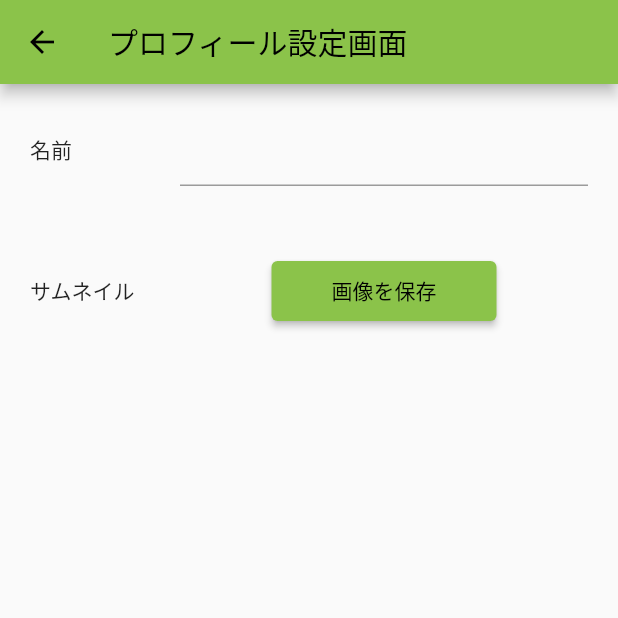
After one commit to takumi-nakagawa-1016/chat_app, a Flutter app: the screen it shows after launch, after a tap on the "settings" icon, on a phone screen of 412 x 824 dp, the top half of it. The commit adds this screen. Run offline on Flutter 3.47's test engine with Material 2 defaults, Android fonts, the phone set to English and light mode, and no system bars; our stand-ins replace firebase_core; accounts and stored records are empty; network calls fail.

Commit message:
ユーザー設定画面とfirebase導入

```diff
--- a/lib/main.dart
+++ b/lib/main.dart
@@ -1,4 +1,5 @@
 import 'package:chat_app/page/chat.dart';
+import 'package:chat_app/page/setting_profile_page.dart';
 import 'package:chat_app/page/top_page.dart';
 import 'package:flutter/material.dart';
 
@@ -15,7 +16,7 @@ class MyApp extends StatelessWidget {
       theme: ThemeData(
         primarySwatch: Colors.lightGreen,
       ),
-      home: const TopPage(),
+      home: TopPage(),
     );
   }
 }
--- /dev/null
+++ b/lib/page/setting_profile_page.dart
@@ -0,0 +1,50 @@
+import 'package:flutter/material.dart';
+
+class SettingsProfilePage extends StatefulWidget {
+  const SettingsProfilePage({super.key});
+
+  @override
+  State<SettingsProfilePage> createState() => _SettingsProfilePageState();
+}
+
+class _SettingsProfilePageState extends State<SettingsProfilePage> {
+  @override
+  Widget build(BuildContext context) {
+    return Scaffold(
+      appBar: AppBar(
+        title: Text('プロフィール設定画面'),
+      ),
+      body: Padding(
+        padding: const EdgeInsets.all(20.0),
+        child: Column(children: [
+          Row(
+            children: [
+              Container(width: 100, child: Text("名前")),
+              Expanded(child: TextField()),
+            ],
+          ),
+          SizedBox(height: 50,),
+          Row(
+            children: [
+              Container(width: 100, child: Text("サムネイル")),
+              Expanded(
+                child: Container(
+                  alignment: Alignment.center,
+                  child: Container(
+                    width: 150,
+                    height: 40,
+                    child: ElevatedButton(
+                        onPressed: () {
+                          return null;
+                        },
+                        child: Text("画像を保存")),
+                  ),
+                ),
+              )
+            ],
+          )
+        ]),
+      ),
+    );
+  }
+}
--- a/lib/page/top_page.dart
+++ b/lib/page/top_page.dart
@@ -1,4 +1,5 @@
 import 'package:chat_app/model/user.dart';
+import 'package:chat_app/page/setting_profile_page.dart';
 import 'package:chat_app/page/talk_room_page.dart';
 import 'package:flutter/material.dart';
 
@@ -24,6 +25,17 @@ class _TopPageState extends State<TopPage> {
     return Scaffold(
       appBar: AppBar(
         title: const Text("チャットアプリ"),
+        actions: [
+          IconButton(
+              onPressed: () {
+                Navigator.push(
+                  context,
+                  MaterialPageRoute(
+                      builder: (context) => SettingsProfilePage()),
+                );
+              },
+              icon: Icon(Icons.settings))
+        ],
       ),
       body: ListView.builder(
         itemCount: userList.length,
@@ -31,9 +43,10 @@ class _TopPageState extends State<TopPage> {
           return InkWell(
             onTap: () {
               Navigator.push(
-                context,
-                MaterialPageRoute(builder: (context) => TalkRoomPage(userList[index].name))
-              );
+                  context,
+                  MaterialPageRoute(
+                      builder: (context) =>
+                          TalkRoomPage(userList[index].name)));
             },
             child: SizedBox(
               height: 70,
@@ -57,7 +70,7 @@ class _TopPageState extends State<TopPage> {
                               fontSize: 20, fontWeight: FontWeight.bold)),
                       Text(
                         userList[index].lastMessage,
-                        style: TextStyle(color: Colors.grey),
+                        style: const TextStyle(color: Colors.grey),
                       )
                     ],
                   ),
--- a/pubspec.yaml
+++ b/pubspec.yaml
@@ -36,6 +36,7 @@ dependencies:
   # Use with the CupertinoIcons class for iOS style icons.
   cupertino_icons: ^1.0.2
   intl: any
+  firebase_core: ^2.17.0
 
 dev_dependencies:
   flutter_test:
```
Also changed, not shown: lib/firebase_options.dart (added), pubspec.lock, 13 other files.
